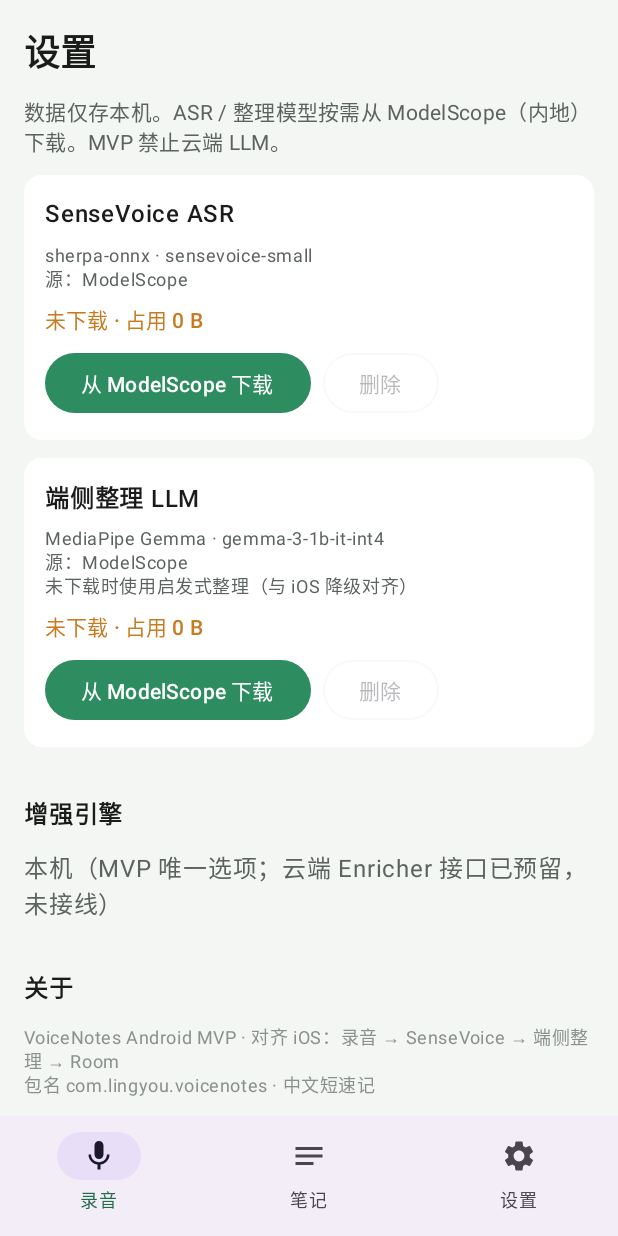
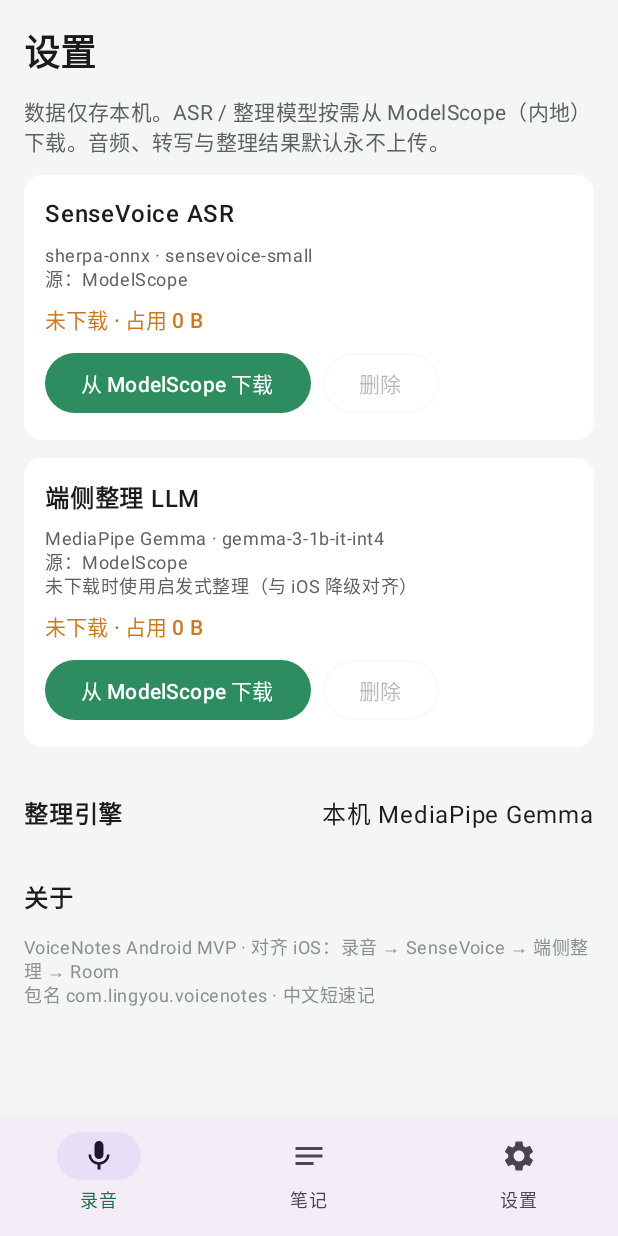
Before and after one commit to hljghost/VoiceNotes-Android, an Android app built with Jetpack Compose: the SettingsScreen screen opened through its navigation route, on a phone screen of 412 x 824 dp. Run offline under Robolectric (Android 15) with nearby library versions, the phone set to English and light mode, and no system bars.

Commit message:
Remove MVP cloud LLM copy from Settings
Drop privacy “MVP 禁止云端 LLM”, replace 增强引擎 second line with
整理引擎 / 本机 MediaPipe Gemma only.

```diff
--- a/app/src/main/java/com/lingyou/voicenotes/features/settings/SettingsScreen.kt
+++ b/app/src/main/java/com/lingyou/voicenotes/features/settings/SettingsScreen.kt
@@ -65,7 +65,7 @@ fun SettingsScreen(deps: AppDependencies) {
     ) {
         Text("设置", style = MaterialTheme.typography.headlineSmall.copy(fontWeight = FontWeight.Bold))
         Text(
-            "数据仅存本机。ASR / 整理模型按需从 ModelScope（内地）下载。MVP 禁止云端 LLM。",
+            "数据仅存本机。ASR / 整理模型按需从 ModelScope（内地）下载。音频、转写与整理结果默认永不上传。",
             color = VNColors.mist,
             style = MaterialTheme.typography.bodyMedium,
         )
@@ -150,8 +150,13 @@ fun SettingsScreen(deps: AppDependencies) {
         }
 
         Spacer(Modifier.height(8.dp))
-        Text("增强引擎", fontWeight = FontWeight.SemiBold)
-        Text("本机（MVP 唯一选项；云端 Enricher 接口已预留，未接线）", color = VNColors.mist)
+        Row(
+            modifier = Modifier.fillMaxWidth(),
+            horizontalArrangement = Arrangement.SpaceBetween,
+        ) {
+            Text("整理引擎", fontWeight = FontWeight.SemiBold)
+            Text("本机 MediaPipe Gemma", color = VNColors.ink)
+        }
 
         Spacer(Modifier.height(8.dp))
         Text("关于", fontWeight = FontWeight.SemiBold)
```
